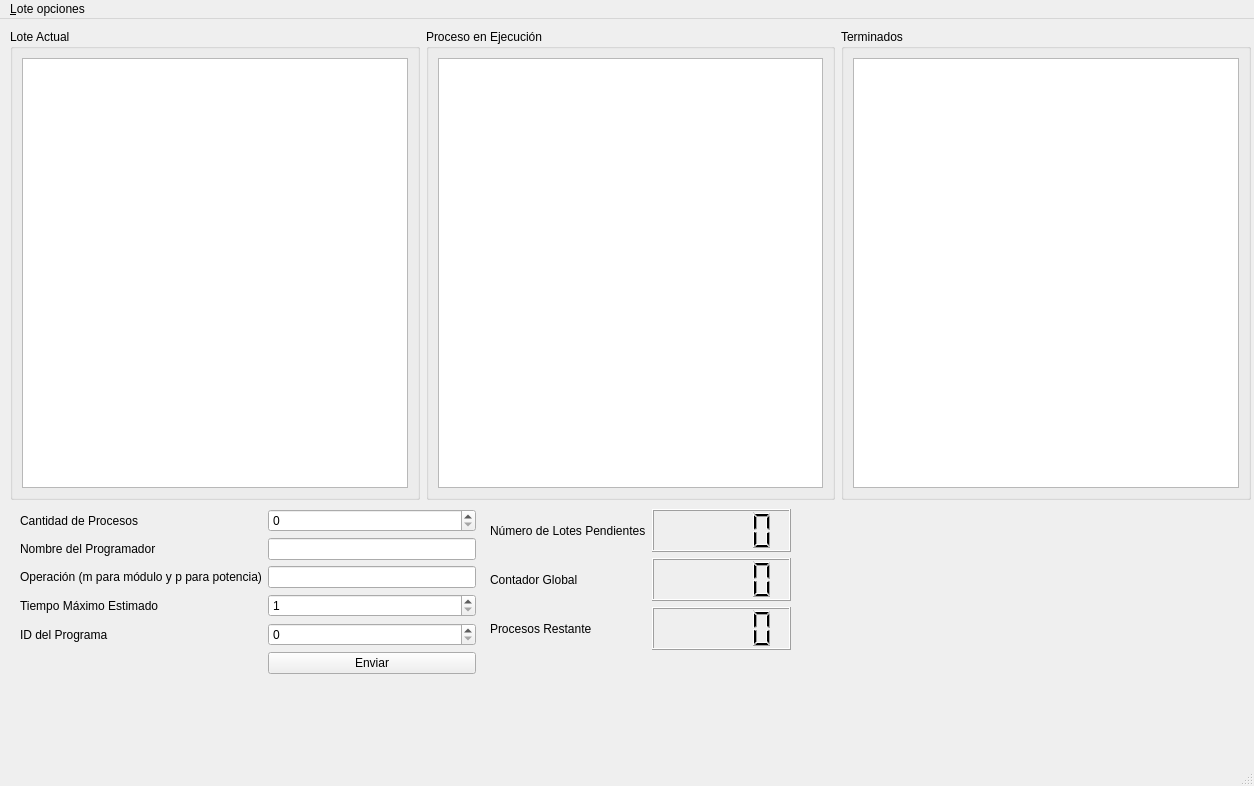
Above: ProcesamientoPorLotes/mainwindow.ui from EdPeReg/SimuladorArchivoPorLotes before the change. Below: the same form after it.
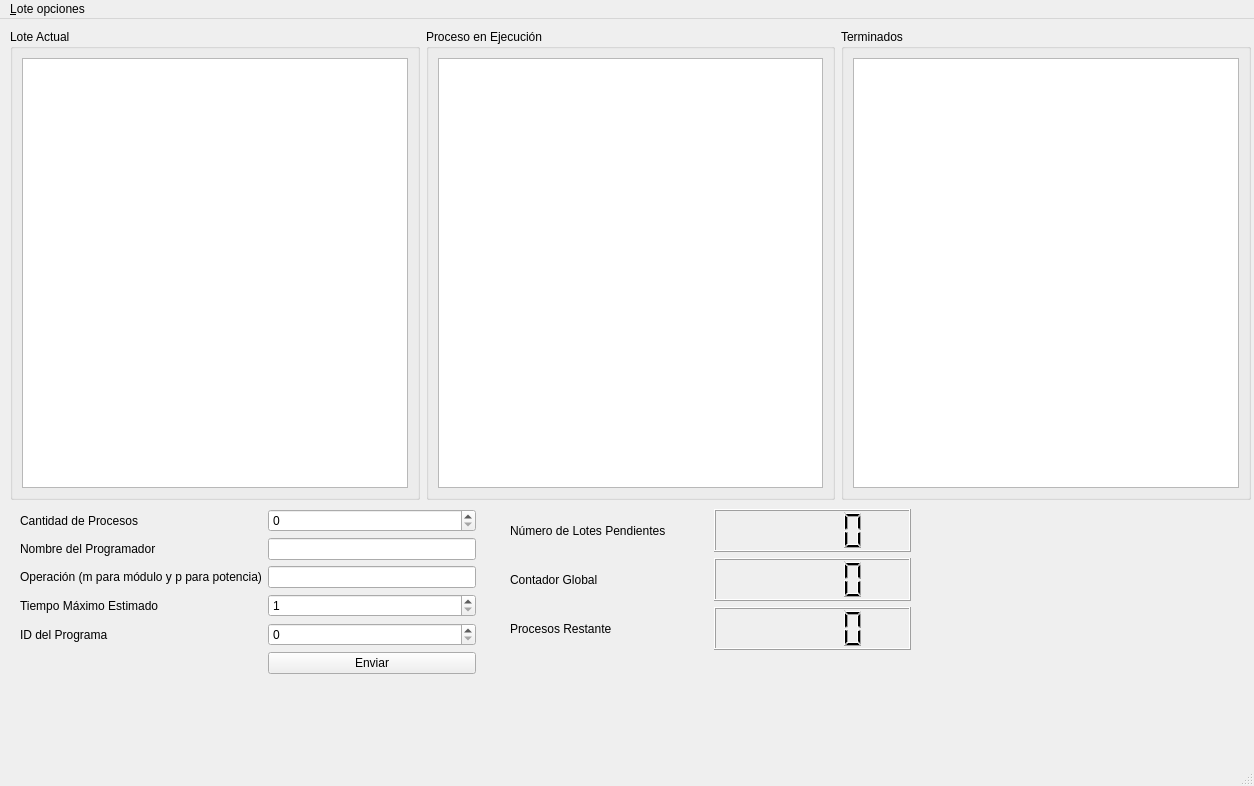
That is the form after the change.

What changed in the file:
```diff
--- a/ProcesamientoPorLotes/mainwindow.ui
+++ b/ProcesamientoPorLotes/mainwindow.ui
@@ -17,9 +17,9 @@
    <widget class="QWidget" name="layoutWidget">
     <property name="geometry">
      <rect>
-      <x>490</x>
+      <x>510</x>
       <y>490</y>
-      <width>301</width>
+      <width>401</width>
       <height>141</height>
      </rect>
     </property>
```
Left out of the diff: 28 changed lines with no effect on the pictures.
